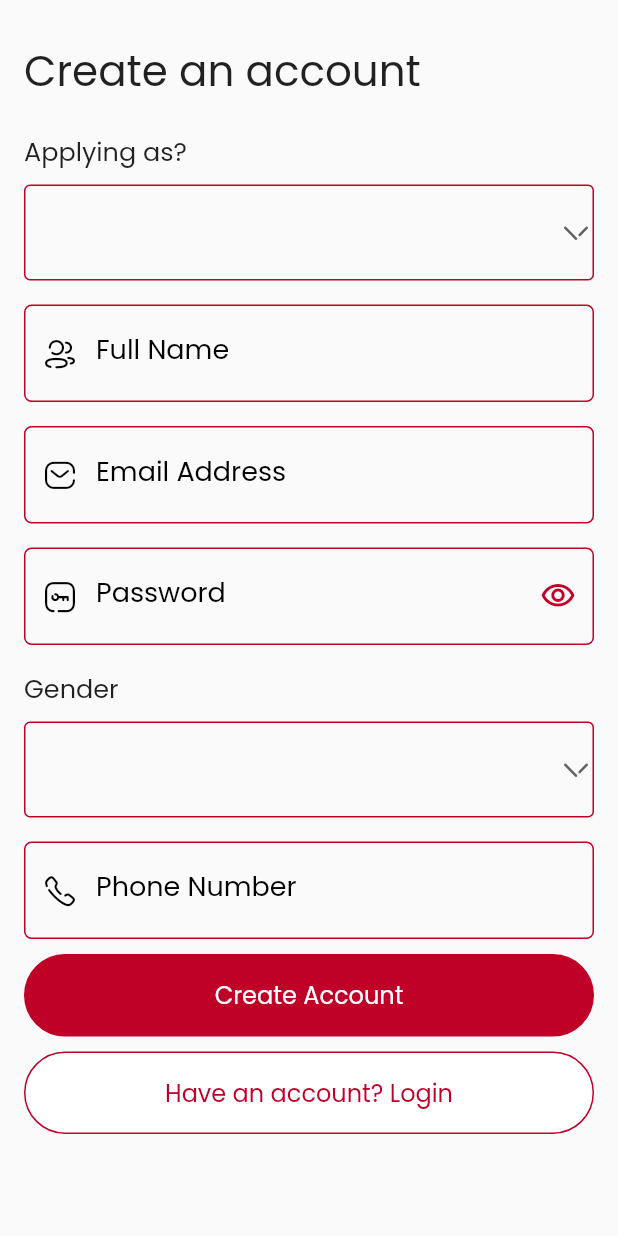
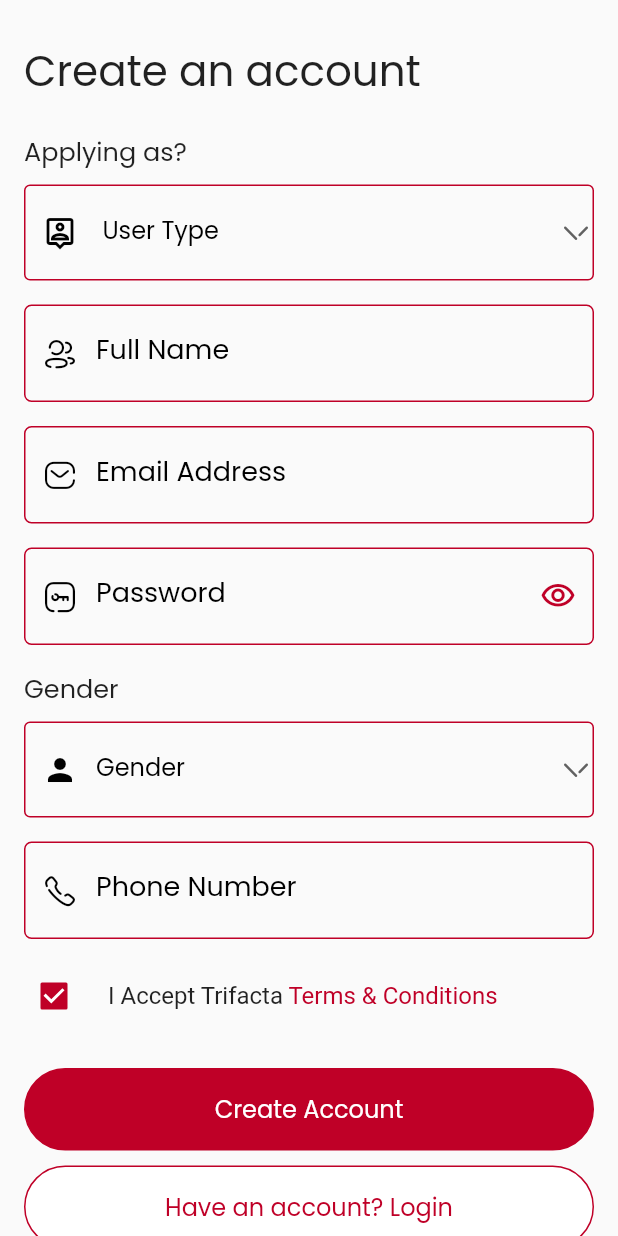
Before and after one commit to Mohamedhesham61/trifecta, a Flutter app: the SignUpScreen screen opened directly, on a phone screen of 412 x 824 dp. Run offline on Flutter 3.47's test engine with Material 2 defaults, Android fonts, the phone set to English and light mode, and no system bars; our stand-ins replace cloud_firestore, conditional_builder_null_safety, firebase_auth, firebase_core, firebase_storage, flutter_bloc and 6 more; accounts and stored records are empty.

Commit message:
fix login - register

```diff
--- a/lib/components/components.dart
+++ b/lib/components/components.dart
@@ -7,10 +7,9 @@ import 'package:trifecta/components/constant.dart';
 void navigateTo(context, widget) =>
     Navigator.push(context, MaterialPageRoute(builder: (context) => widget));
 
-void navigateAndFinish(context, widget) => Navigator.pushAndRemoveUntil(
+void navigateAndFinish(context, widget) => Navigator.push(
     context,
-    MaterialPageRoute(builder: (context) => widget),
-        (route) => false);
+    MaterialPageRoute(builder: (context) => widget));
 
 
 Widget defaultTextFormField({
@@ -85,12 +84,14 @@ Widget defaultButton({
       ),
       child: MaterialButton(
         onPressed: onPressed,
-        child:  Text(
-          text,
-          style: TextStyle(
-            color:textColor,
-            fontSize: 16,
-            fontFamily: 'Poppin',
+        child:  FittedBox(
+          child: Text(
+            text,
+            style: TextStyle(
+              color:textColor,
+              fontSize: 16,
+              fontFamily: 'Poppin',
+            ),
           ),
         ),
       ),
--- a/lib/screens/login_screen/login_screen.dart
+++ b/lib/screens/login_screen/login_screen.dart
@@ -136,7 +136,8 @@ class LoginScreen extends StatelessWidget {
                         radius: 100,
                         textColor: primaryColor,
                         text: 'Don\'t have an account? Create account',
-                        onPressed: (){navigateAndFinish(context, const SignUpScreen());}
+                        onPressed: (){
+                          navigateAndFinish(context, const SignUpScreen());}
                       ),
                       const SizedBox(height: 30,),
                     ],
--- a/lib/screens/sign_up/sign_up_screen.dart
+++ b/lib/screens/sign_up/sign_up_screen.dart
@@ -2,6 +2,7 @@
 import 'package:conditional_builder_null_safety/conditional_builder_null_safety.dart';
 import 'package:flutter/material.dart';
 import 'package:flutter_bloc/flutter_bloc.dart';
+import 'package:fluttertoast/fluttertoast.dart';
 import 'package:trifecta/components/components.dart';
 import 'package:trifecta/components/constant.dart';
 import 'package:trifecta/screens/login_screen/login_screen.dart';
@@ -21,6 +22,9 @@ class SignUpScreen extends StatefulWidget {
 class _SignUpScreenState extends State<SignUpScreen> {
   String userType = "Applying as?";
   String genderValue = "Gender";
+  bool isChecked = true;
+  String _currText = '';
+
   List<DropdownMenuItem<String>> get dropdownItems{
     List<DropdownMenuItem<String>> menuItems = [
       const DropdownMenuItem(value: "Doctor", child: Text("Doctor")),
@@ -87,6 +91,12 @@ class _SignUpScreenState extends State<SignUpScreen> {
                         const SizedBox(height: 10,),
                         DropdownButtonFormField(
                             decoration:  InputDecoration(
+                              labelText: " User Type",
+                              labelStyle: const TextStyle(
+                                  color: Colors.black,
+                                  fontFamily: 'Poppin'),
+                              prefixIcon: const Icon(Icons.person_pin_outlined),
+                              prefixIconColor: Colors.black,
                               enabledBorder: OutlineInputBorder( //<-- SEE HERE
                                 borderSide: BorderSide(color: primaryColor, width: 1),
                               ),
@@ -173,6 +183,12 @@ class _SignUpScreenState extends State<SignUpScreen> {
                         const SizedBox(height: 10,),
                         DropdownButtonFormField(
                             decoration: InputDecoration(
+                              labelText: "Gender",
+                              labelStyle: const TextStyle(
+                                  color: Colors.black,
+                                  fontFamily: 'Poppin'),
+                              prefixIcon: const Icon(Icons.person,),
+                              prefixIconColor: Colors.black,
                               enabledBorder: OutlineInputBorder( //<-- SEE HERE
                                 borderSide: BorderSide(color: primaryColor, width: 1),
                               ),
@@ -216,6 +232,31 @@ class _SignUpScreenState extends State<SignUpScreen> {
                             prefix: IconBroken.Call
                         ),
                         const SizedBox(height: 10,),
+                        Padding(
+                          padding: const EdgeInsets.only(bottom: 20),
+                          child: CheckboxListTile(
+                            contentPadding: const EdgeInsets.all(0),
+                            title: Row(
+                              children: [
+                                const Text("I Accept Trifacta"),
+                                GestureDetector(
+                                  child: Text(" Terms & Conditions",
+                                    style: TextStyle(color: primaryColor),
+                                  ),
+                                ),
+                              ],
+                            ),
+                            value: isChecked,
+
+                            activeColor: primaryColor,
+                            onChanged: (newValue) {
+                              setState(() {
+                                isChecked = newValue!;
+                              });
+                            },
+                            controlAffinity: ListTileControlAffinity.leading,  //  <-- leading Checkbox
+                          ),
+                        ),
                         ConditionalBuilder(
                           condition: state is! SignUpLoadingState,
                           builder: (BuildContext context)=>defaultButton(
@@ -223,20 +264,23 @@ class _SignUpScreenState extends State<SignUpScreen> {
                             text: 'Create Account',
                             backgroundColor: primaryColor,
                             onPressed: (){
-                              if(formKey.currentState!.validate())
-                                {
+                              if(formKey.currentState!.validate()) {
+                                  if(isChecked){
                                 cubit.userRegister(
                                   name: nameController.text,
                                   email: emailController.text,
                                   password: passwordController.text,
                                   phone: phoneController.text,
                                   applyingAs: userType,
-                                    gender: genderValue
+                                  gender: genderValue,
                                 );
+                              } else {
+                                    Fluttertoast.showToast(msg: "Please, agree on the terms & conditions");
+                                  }
                               }
                             }
                           ),
-                          fallback: (BuildContext context)=>Center(child: CircularProgressIndicator(color: primaryColor,),),
+                          fallback: (BuildContext context) => Center(child: CircularProgressIndicator(color: primaryColor),),
                         ),
 
                         const SizedBox(height: 10,),
```
Also changed, not shown: pubspec.lock, 6 other files. Lines whose indentation alone changed are shown as unchanged.
